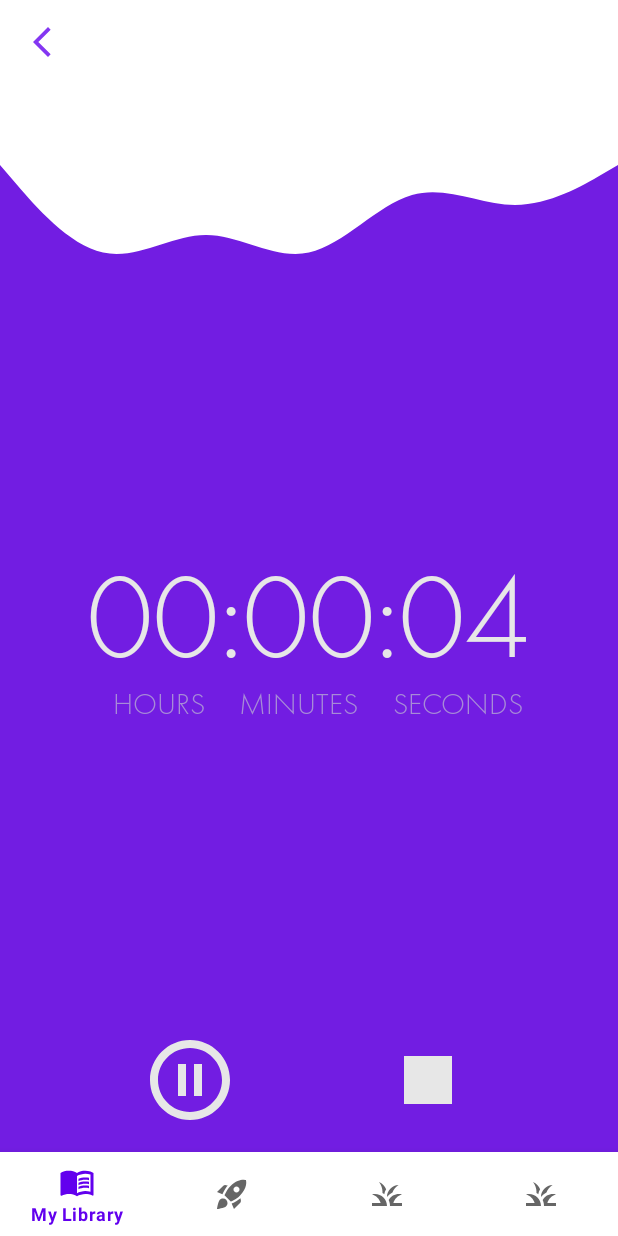
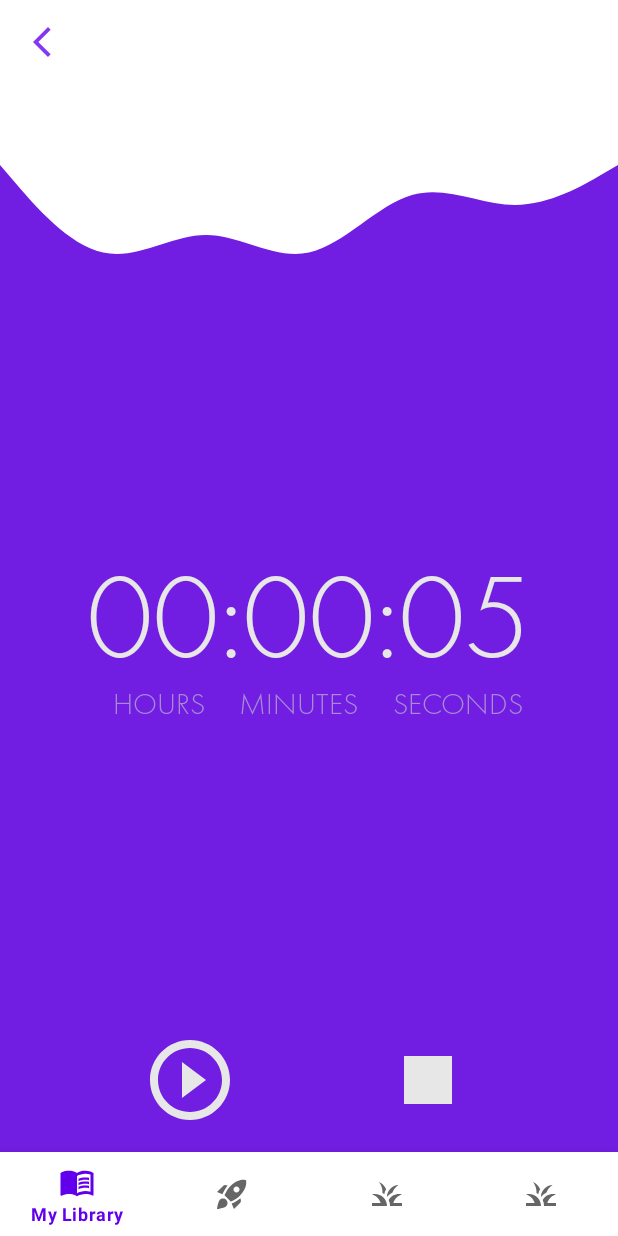
Before and after one commit to DGojka/ReadingStats, an Android app: the RealTimeSessionFragment screen opened through its navigation route, after a tap on "Pause session", on a phone screen of 412 x 824 dp. Run offline under Robolectric (Android 15) with nearby library versions, the phone set to English and light mode, and no system bars; our stand-ins replace navigation-ui.

Commit message:
pause and resume

```diff
--- a/app/src/main/java/com/example/bookstats/features/realtimesessions/ui/RealTimeSessionFragment.kt
+++ b/app/src/main/java/com/example/bookstats/features/realtimesessions/ui/RealTimeSessionFragment.kt
@@ -42,7 +42,7 @@ class RealTimeSessionFragment : Fragment() {
         viewModel = ViewModelProvider(this, viewModelFactory)[RealTimeSessionsViewModel::class.java]
         viewModel.startSession()
         initStopButton()
-        initPauseButton()
+        initPauseResumeButton()
 
         viewLifecycleOwner.lifecycleScope.launch {
             viewModel.uiState.collect { state ->
@@ -64,11 +64,18 @@ class RealTimeSessionFragment : Fragment() {
         }
     }
 
-    private fun initPauseButton(){
-        binding.pause.setOnClickListener {
-            viewModel.pauseTimer()
+    private fun initPauseResumeButton() {
+        binding.pauseOrResumeButton.setOnClickListener {
+            if (viewModel.isTimerPaused()) {
+                binding.pauseOrResumeButton.setImageResource(R.drawable.ic_pause_session)
+                viewModel.resumeTimer()
+            } else {
+                binding.pauseOrResumeButton.setImageResource(R.drawable.ic_resume_session)
+                viewModel.pauseTimer()
+            }
         }
     }
+
 
     private fun getTimerText(currentMs: Float): CharSequence {
         val totalSeconds = (currentMs / 1000).toInt()
--- a/app/src/main/java/com/example/bookstats/features/realtimesessions/viewmodel/RealTimeSessionsViewModel.kt
+++ b/app/src/main/java/com/example/bookstats/features/realtimesessions/viewmodel/RealTimeSessionsViewModel.kt
@@ -21,8 +21,10 @@ class RealTimeSessionsViewModel @Inject constructor(private val repository: Repo
     private val timer: Timer = Timer()
     private lateinit var sessionStartDate: LocalDateTime
     private lateinit var sessionEndDate: LocalDateTime
+    private var isPaused = true
 
     fun startSession() {
+        isPaused = false
         sessionStartDate = LocalDateTime.now()
         viewModelScope.launch(Dispatchers.IO) {
             timer.start()
@@ -36,6 +38,12 @@ class RealTimeSessionsViewModel @Inject constructor(private val repository: Repo
 
     fun pauseTimer() {
         timer.pause()
+        isPaused = true
+    }
+
+    fun resumeTimer(){
+        timer.start()
+        isPaused = false
     }
 
     fun stopSession() {
@@ -60,4 +68,6 @@ class RealTimeSessionsViewModel @Inject constructor(private val repository: Repo
         }
     }
 
+    fun isTimerPaused(): Boolean = isPaused
+
 }
--- /dev/null
+++ b/app/src/main/res/drawable/ic_resume_session.xml
@@ -0,0 +1,5 @@
+<vector android:height="64dp" android:tint="@color/whisper"
+    android:viewportHeight="24" android:viewportWidth="24"
+    android:width="64dp" xmlns:android="http://schemas.android.com/apk/res/android">
+    <path android:fillColor="@android:color/white" android:pathData="M10,16.5l6,-4.5 -6,-4.5v9zM12,2C6.48,2 2,6.48 2,12s4.48,10 10,10 10,-4.48 10,-10S17.52,2 12,2zM12,20c-4.41,0 -8,-3.59 -8,-8s3.59,-8 8,-8 8,3.59 8,8 -3.59,8 -8,8z"/>
+</vector>
--- a/app/src/main/res/layout/fragment_real_time_session.xml
+++ b/app/src/main/res/layout/fragment_real_time_session.xml
@@ -86,7 +86,7 @@
             app:layout_constraintTop_toBottomOf="@id/timer" />
 
         <ImageButton
-            android:id="@+id/pause"
+            android:id="@+id/pause_or_resume_button"
             android:layout_width="wrap_content"
             android:layout_height="wrap_content"
             android:layout_marginBottom="72dp"
@@ -102,7 +102,7 @@
             android:layout_width="wrap_content"
             android:layout_height="wrap_content"
             android:layout_marginBottom="72dp"
-            app:layout_constraintLeft_toRightOf="@id/pause"
+            app:layout_constraintLeft_toRightOf="@id/pause_or_resume_button"
             app:layout_constraintRight_toRightOf="parent"
             app:layout_constraintBottom_toBottomOf="parent"
             android:background="@color/dark_violet"
```
